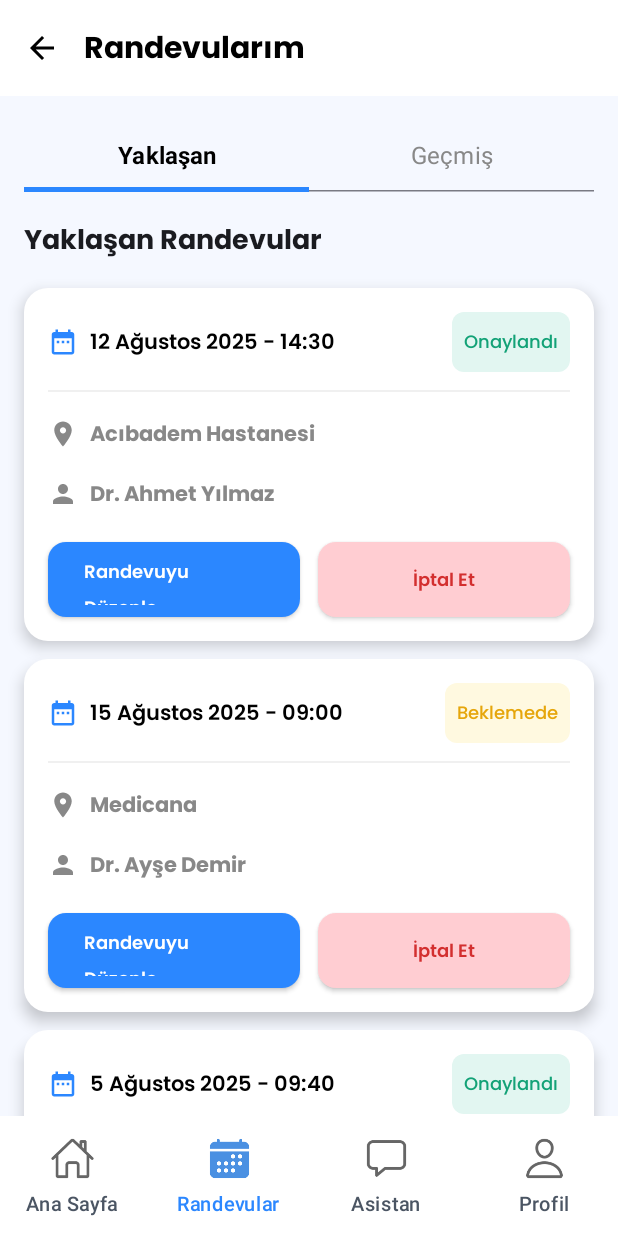
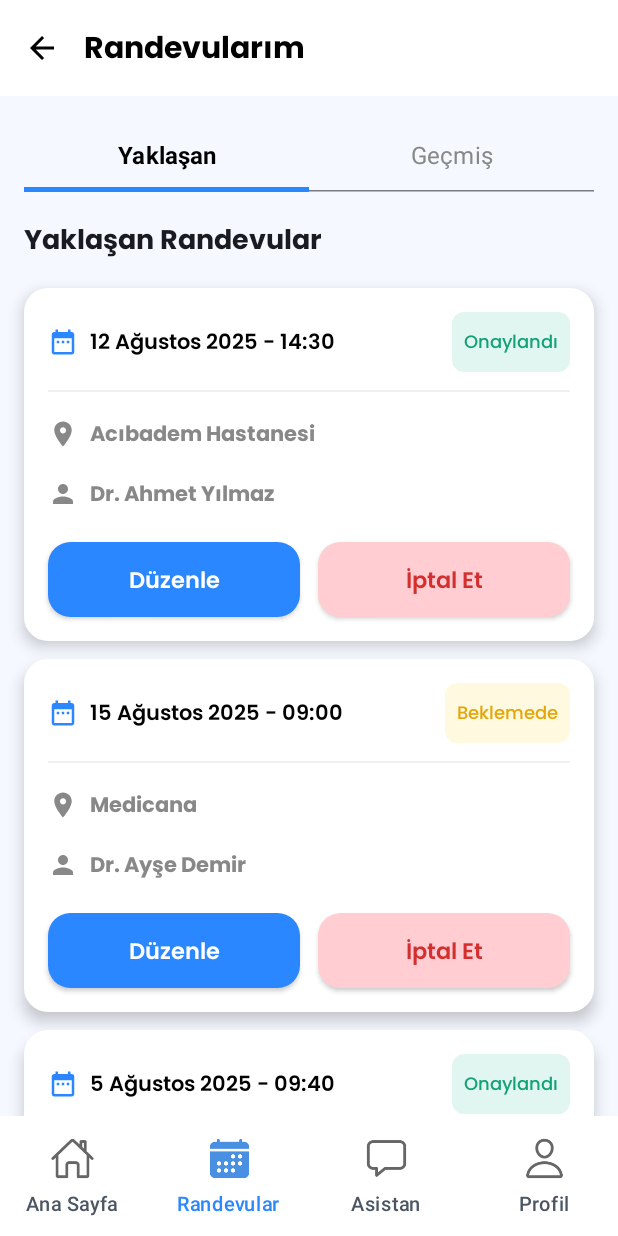
Before and after one commit to yigitkayabagci/teknfoestnlp_ellitoken, an Android app built with Jetpack Compose: the CalendarScreen screen opened through its navigation route, on a phone screen of 412 x 824 dp. Run offline under Robolectric (Android 15) with nearby library versions, the phone set to English and light mode, and no system bars; pictures from the network do not load.

Commit message:
appointment fix

```diff
--- a/android/app/src/main/java/com/ellitoken/myapplication/presentation/screens/calendar/components/AppointmentListItem.kt
+++ b/android/app/src/main/java/com/ellitoken/myapplication/presentation/screens/calendar/components/AppointmentListItem.kt
@@ -100,24 +100,24 @@ fun AppointmentListItem(
 
             Spacer(modifier = Modifier.height(16.dp))
 
+            if (appointmentWithStatus.status != "Tamamlandı") {
                 Row(
                     modifier = Modifier.fillMaxWidth(),
                     horizontalArrangement = Arrangement.spacedBy(12.dp)
                 ) {
-
                     ActionButton(
-                    text = "Randevuyu Düzenle",
+                        text = "Düzenle",
                         onClick = onEditClick,
                         isPrimary = true,
                         modifier = Modifier.weight(1f)
                     )
-
                     ActionButton(
                         text = "İptal Et",
                         onClick = onCancelClick,
                         isPrimary = false,
                         modifier = Modifier.weight(1f)
                     )
+                }
             }
         }
     }
@@ -149,7 +149,7 @@ fun ActionButton(
     Button(
         onClick = onClick,
         modifier = modifier.height(50.dp),
-        shape = RoundedCornerShape(12.dp),
+        shape = RoundedCornerShape(15.dp),
         colors = ButtonDefaults.buttonColors(
             containerColor = containerColor,
             contentColor = contentColor
@@ -160,7 +160,7 @@ fun ActionButton(
         Text(
             text = text,
             fontWeight = FontWeight.SemiBold,
-            fontSize = 12.sp
+            fontSize = 15.sp
         )
     }
 }
--- a/android/app/src/main/java/com/ellitoken/myapplication/presentation/screens/home/HomeScreen.kt
+++ b/android/app/src/main/java/com/ellitoken/myapplication/presentation/screens/home/HomeScreen.kt
@@ -123,8 +123,15 @@ fun HomeScreen(
                         HomePageInfo(
                             iconRes = R.drawable.homepageinfo_calendar,
                             title = "Yaklaşan Randevular",
-                            description = "2 randevu",
-                            onClick = { },
+                            description = "3 randevu",
+                            onClick = {       navController.navigate(Screen.CalendarScreen.route) {
+                                popUpTo(navController.graph.findStartDestination().id) {
+                                    saveState = true
+                                }
+                                launchSingleTop = true
+                                restoreState = true
+                            }
+                                      },
                             outerPadding = 0.dp,
                             modifier = Modifier.weight(1f)
                         )
```
Lines whose indentation alone changed are shown as unchanged.
